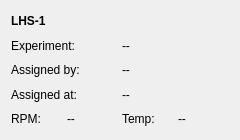
First picture: the form in reactorgui/uiCellOverviewWidget.ui, repository daharkan/ModularReactionPackage, before the edit.
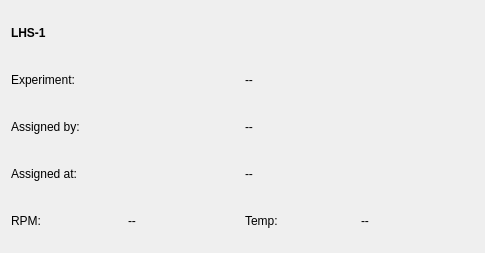
Second picture: the form after the edit.

The edit to the form file:
```diff
--- a/reactorgui/uiCellOverviewWidget.ui
+++ b/reactorgui/uiCellOverviewWidget.ui
@@ -6,10 +6,16 @@
    <rect>
     <x>0</x>
     <y>0</y>
-    <width>240</width>
-    <height>140</height>
+    <width>485</width>
+    <height>253</height>
    </rect>
   </property>
+  <property name="sizePolicy">
+   <sizepolicy hsizetype="MinimumExpanding" vsizetype="MinimumExpanding">
+    <horstretch>0</horstretch>
+    <verstretch>0</verstretch>
+   </sizepolicy>
+  </property>
   <property name="windowTitle">
    <string>Form</string>
   </property>
```
